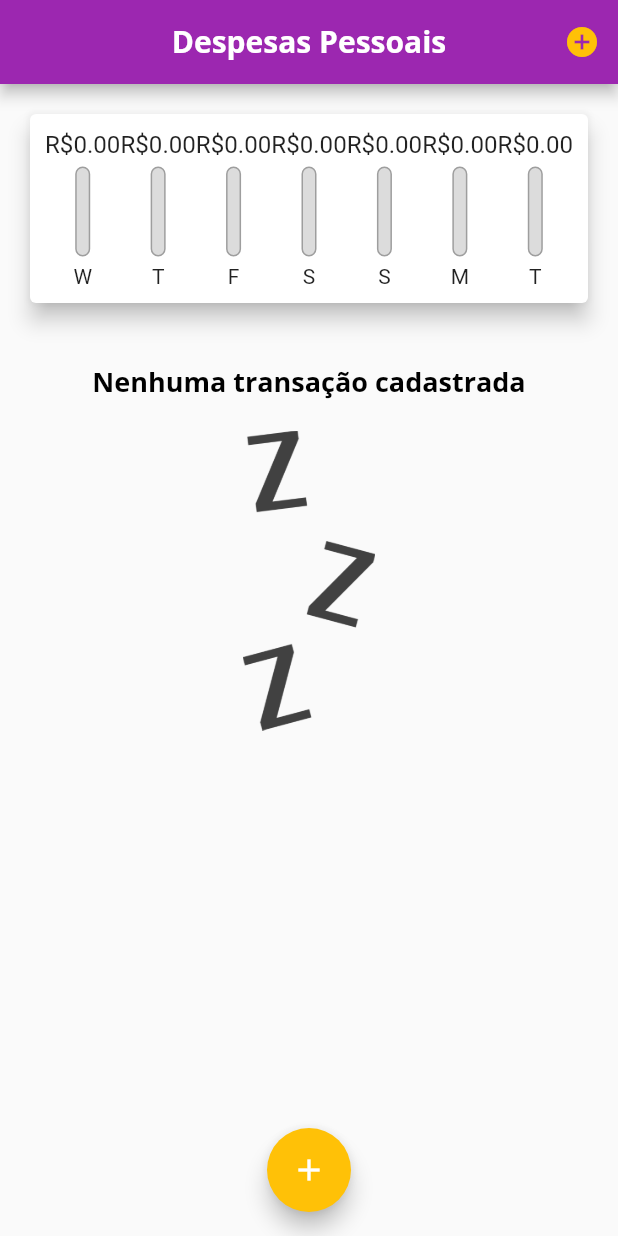
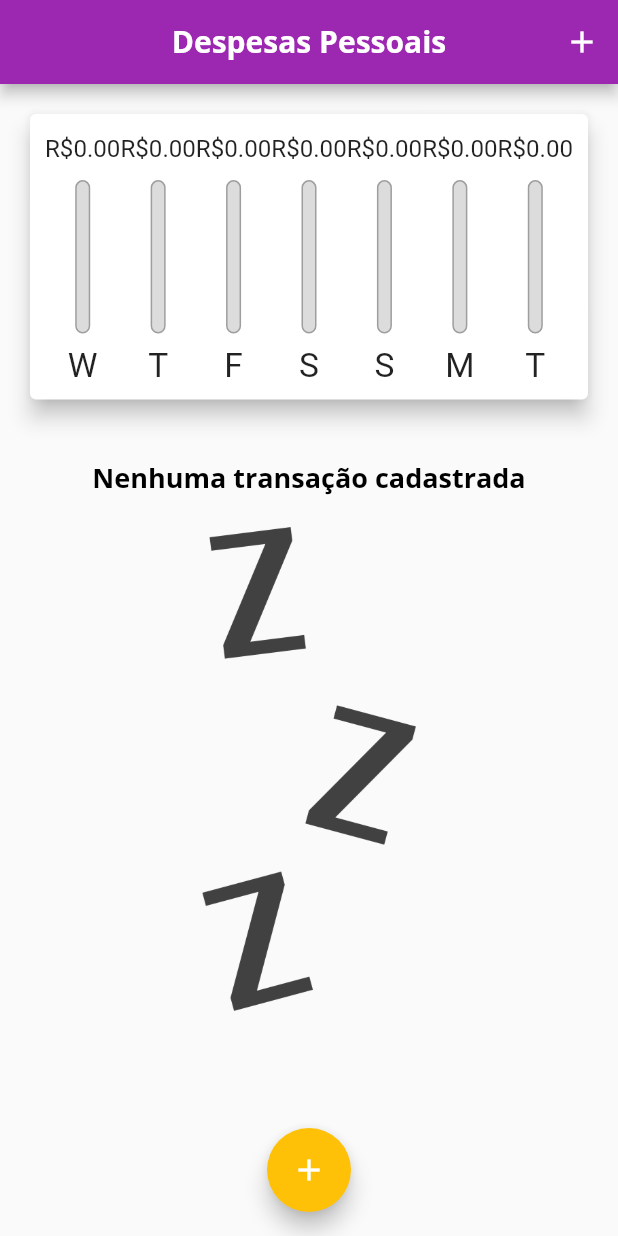
Before and after one commit to Penfore/project_expenses, a Flutter app: the screen it shows after launch, on a phone screen of 412 x 824 dp. Run offline on Flutter 3.47's test engine with Material 2 defaults, Android fonts, the phone set to English and light mode, and no system bars.

Commit message:
Improvments to the landscape mode 	- Set the transactions list and the chart sizes dinamically. 	- Small visual changes. 	- Added a toggle when in landscape mode to show the transactions list or the chart.

```diff
--- a/lib/components/chart_bar.dart
+++ b/lib/components/chart_bar.dart
@@ -9,18 +9,22 @@ class ChartBar extends StatelessWidget {
 
   @override
   Widget build(BuildContext context) {
+    return LayoutBuilder(
+      builder: (ctx, constraints) {
         return Column(
           children: [
             SizedBox(
-          height: 20,
+              height: constraints.maxHeight * 0.15,
               child: FittedBox(
                   child: Text(
                 'R\$${value!.toStringAsFixed(2)}',
               )),
             ),
-        const SizedBox(height: 5),
             SizedBox(
-          height: 60,
+              height: constraints.maxHeight * 0.05,
+            ),
+            SizedBox(
+              height: constraints.maxHeight * 0.6,
               width: 10,
               child: Stack(
                 alignment: Alignment.bottomCenter,
@@ -47,9 +51,18 @@ class ChartBar extends StatelessWidget {
                 ],
               ),
             ),
-        const SizedBox(height: 5),
-        Text(label!),
+            SizedBox(
+              height: constraints.maxHeight * 0.05,
+            ),
+            SizedBox(
+              height: constraints.maxHeight * 0.15,
+              child: FittedBox(
+                child: Text(label!),
+              ),
+            ),
           ],
+        );
+      },
     );
   }
 }
--- a/lib/components/transaction_list.dart
+++ b/lib/components/transaction_list.dart
@@ -11,24 +11,25 @@ class TransactionList extends StatelessWidget {
 
   @override
   Widget build(BuildContext context) {
-    return SizedBox(
-        height: 430,
-        child: transactions.isEmpty
-            ? Column(
+    return transactions.isEmpty
+        ? LayoutBuilder(
+            builder: (ctx, constraints) {
+              return Column(
                 children: [
                   const SizedBox(height: 20),
                   Text('Nenhuma transação cadastrada',
                       style: Theme.of(context).textTheme.headline6),
                   const SizedBox(height: 20),
-                  // ignore: sized_box_for_whitespace
-                  Container(
-                    height: 200,
+                  SizedBox(
+                    height: constraints.maxHeight * 0.6,
                     child: Image.asset(
                       'assets/images/waiting.png',
                       fit: BoxFit.cover,
                     ),
                   ),
                 ],
+              );
+            },
           )
         : ListView.builder(
             itemCount: transactions.length,
@@ -71,6 +72,6 @@ class TransactionList extends StatelessWidget {
                 ),
               );
             },
-              ));
+          );
   }
 }
--- a/lib/main.dart
+++ b/lib/main.dart
@@ -40,8 +40,8 @@
             appBarTheme: const AppBarTheme(
                 titleTextStyle: TextStyle(
               fontFamily: 'OpenSans',
-              fontSize: 20,
               fontWeight: FontWeight.bold,
+              color: Colors.white,
             ))));
   }
 }
@@ -53,6 +53,7 @@
 
 class _MyHomePageState extends State<MyHomePage> {
   final List<Transaction> _transactions = [];
+  bool _showChart = false;
 
   List<Transaction> get _recentTransactions {
     return _transactions.where((transaction) {
@@ -91,26 +92,74 @@
 
   @override
   Widget build(BuildContext context) {
-    return Scaffold(
-      appBar: AppBar(
-        centerTitle: true,
-        title: const Text('Despesas Pessoais'),
-        actions: [
+    bool isLandscape =
+        MediaQuery.of(context).orientation == Orientation.landscape;
+
+    final appBar = AppBar(
+      centerTitle: true,
+      title: Text(
+        'Despesas Pessoais',
+        style: TextStyle(fontSize: 20 * MediaQuery.of(context).textScaleFactor),
+      ),
+      actions: [
+        if (isLandscape)
           IconButton(
-            onPressed: () => _openTransactionFormModal(context),
+            onPressed: () => setState(() {
+              _showChart = !_showChart;
+            }),
             icon: Icon(
-              Icons.add_circle,
-              color: Theme.of(context).colorScheme.secondary,
+              (_showChart ? Icons.list_alt : Icons.show_chart),
             ),
           ),
-        ],
-      ),
+        const SizedBox(
+          width: 10,
+        ),
+        IconButton(
+          onPressed: () => _openTransactionFormModal(context),
+          icon: const Icon(
+            Icons.add,
+          ),
+        ),
+      ],
+    );
+
+    final avaiableHeight = MediaQuery.of(context).size.height -
+        appBar.preferredSize.height -
+        MediaQuery.of(context).padding.top;
+
+    return Scaffold(
+      appBar: appBar,
       body: SingleChildScrollView(
         child: Column(
           crossAxisAlignment: CrossAxisAlignment.stretch,
           children: <Widget>[
-            Chart(_recentTransactions),
-            TransactionList(_transactions, _removeTransaction),
+            /* if (isLandscape)
+              Row(
+                mainAxisAlignment: MainAxisAlignment.center,
+                children: [
+                  const Text('Exibir gráfico'),
+                  Switch(
+                    value: _showChart,
+                    onChanged: (value) {
+                      setState(() {
+                        _showChart = value;
+                      });
+                    },
+                    activeColor: Theme.of(context).colorScheme.primary,
+                    inactiveThumbColor: Theme.of(context).colorScheme.secondary,
+                  ),
+                ],
+              ), */
+            if (_showChart || !isLandscape)
+              SizedBox(
+                height: avaiableHeight * (isLandscape ? 0.70 : 0.30),
+                child: Chart(_recentTransactions),
+              ),
+            if (!_showChart || !isLandscape)
+              SizedBox(
+                height: avaiableHeight * 0.70,
+                child: TransactionList(_transactions, _removeTransaction),
+              ),
           ],
         ),
       ),
```
Also changed, not shown: 1 other file. Lines whose indentation alone changed are shown as unchanged.
